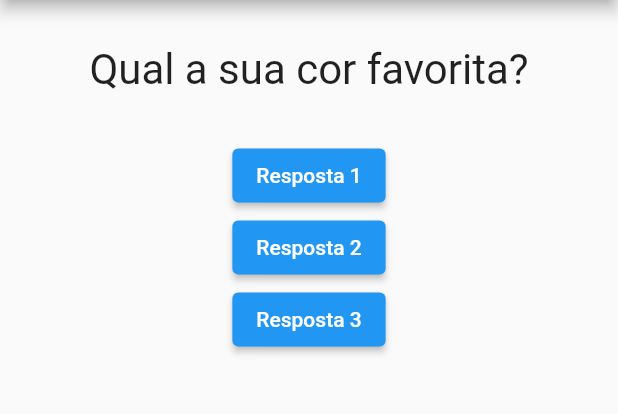
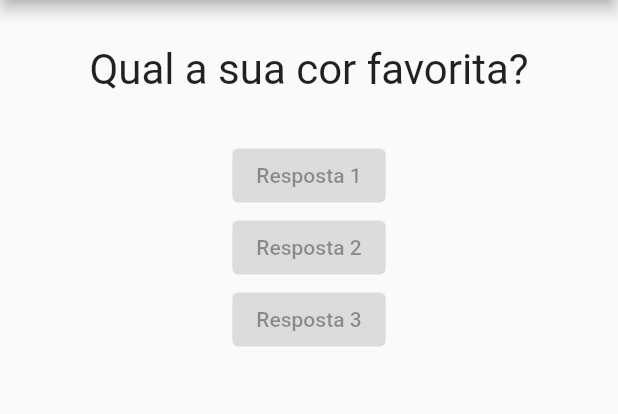
Before and after one commit to IKuuhakuI/Projeto-Perguntas, a Flutter app: the screen it shows after launch, on a phone screen of 412 x 824 dp, the part 84-498 px from its top. Run offline on Flutter 3.47's test engine with Material 2 defaults, Android fonts, the phone set to English and light mode, and no system bars.

Commit message:
create resposta component

```diff
--- a/lib/main.dart
+++ b/lib/main.dart
@@ -1,5 +1,6 @@
 import 'package:flutter/material.dart';
 import './questao.dart';
+import './resposta.dart';
 
 main() {
   runApp(_PerguntaApp());
@@ -31,18 +32,9 @@ class _PerguntaAppState extends State<_PerguntaApp> {
         body: Column(
           children: <Widget>[
             Questao(perguntas[_perguntaSelecionada]),
-            ElevatedButton(
-              onPressed: _responder,
-              child: const Text('Resposta 1'),
-            ),
-            ElevatedButton(
-              onPressed: _responder,
-              child: const Text('Resposta 2'),
-            ),
-            ElevatedButton(
-              onPressed: _responder,
-              child: const Text('Resposta 3'),
-            ),
+            const Resposta('Resposta 1'),
+            const Resposta('Resposta 2'),
+            const Resposta('Resposta 3'),
           ],
         ),
       ),
--- a/lib/questao.dart
+++ b/lib/questao.dart
@@ -3,7 +3,7 @@ import 'package:flutter/cupertino.dart';
 class Questao extends StatelessWidget {
   final String texto;
 
-  Questao(this.texto);
+  const Questao(this.texto, {super.key});
 
   @override
   Widget build(BuildContext context) {
--- /dev/null
+++ b/lib/resposta.dart
@@ -0,0 +1,15 @@
+import 'package:flutter/material.dart';
+
+class Resposta extends StatelessWidget {
+  final String texto;
+
+  const Resposta(this.texto, {super.key});
+
+  @override
+  Widget build(BuildContext context) {
+    return ElevatedButton(
+      onPressed: null,
+      child: Text(texto),
+    );
+  }
+}
```
